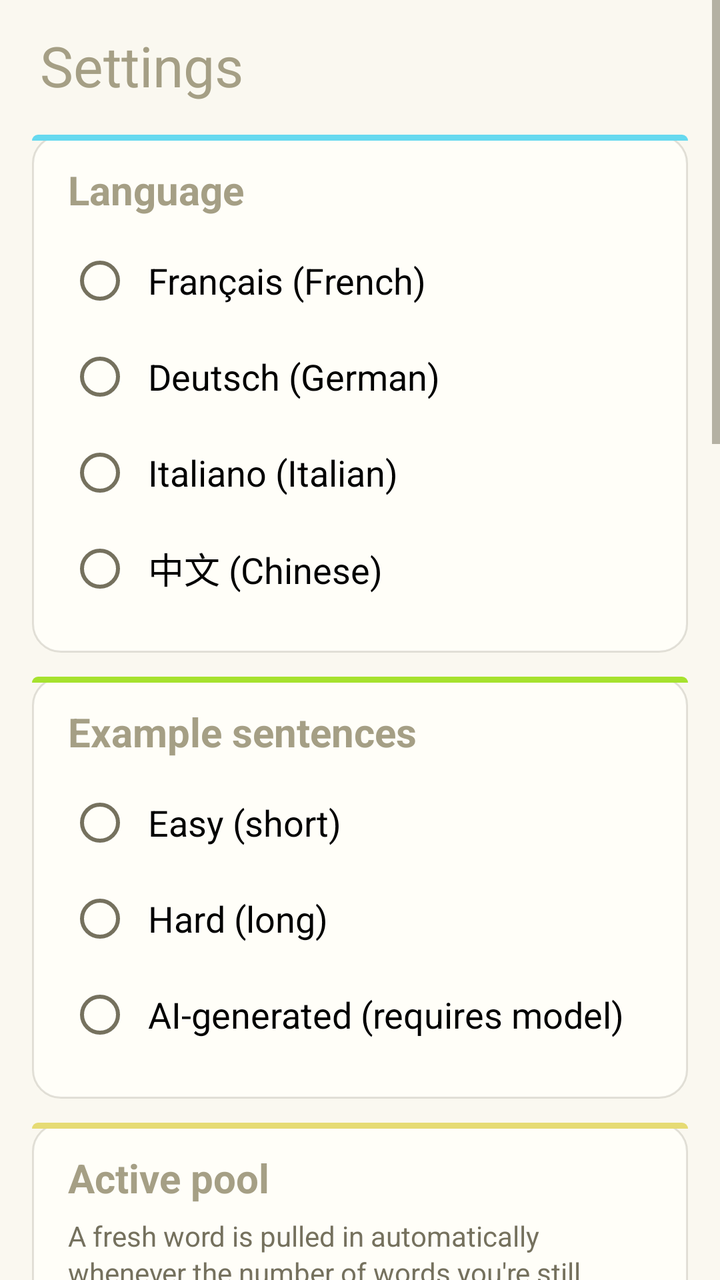
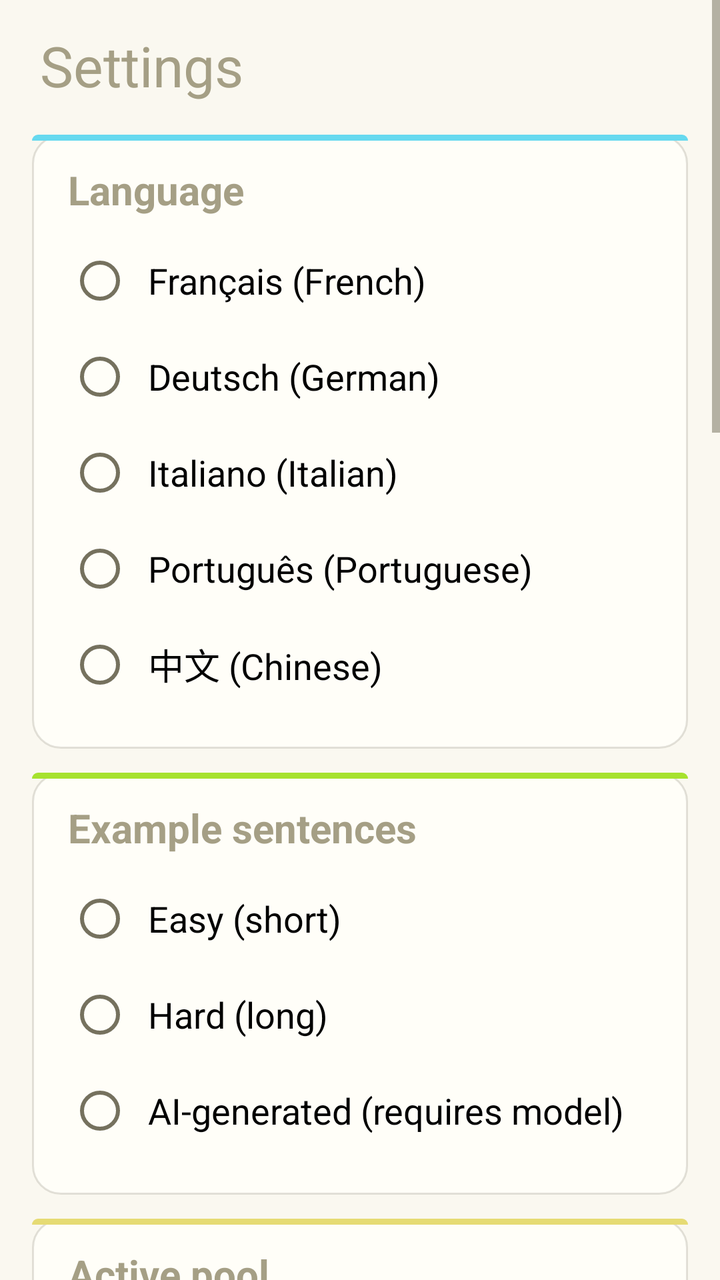

Screens rendered from an Android XML layout before and after an edit, with the pre-edit source and the edit as a unified diff.
<!-- AndroidManifest.xml: application theme Theme.MyApplication -->
<!-- res/layout/activity_settings.xml -->
<?xml version="1.0" encoding="utf-8"?>
<ScrollView xmlns:android="http://schemas.android.com/apk/res/android"
    android:layout_width="match_parent"
    android:layout_height="match_parent"
    android:fillViewport="true">

<LinearLayout
    android:id="@+id/contentRoot"
    android:layout_width="match_parent"
    android:layout_height="wrap_content"
    android:orientation="vertical"
    android:paddingHorizontal="16dp"
    android:paddingTop="14dp"
    android:paddingBottom="24dp">

    <TextView
        android:layout_width="wrap_content"
        android:layout_height="wrap_content"
        android:accessibilityHeading="true"
        android:text="Settings"
        android:textSize="28sp"
        android:layout_marginStart="4dp"
        android:layout_marginBottom="16dp" />

    
    <LinearLayout
        android:layout_width="match_parent"
        android:layout_height="wrap_content"
        android:background="@drawable/bg_card_cyan"
        android:orientation="vertical"
        android:paddingHorizontal="18dp"
        android:paddingTop="14dp"
        android:paddingBottom="18dp">

        <TextView
            android:layout_width="wrap_content"
            android:layout_height="wrap_content"
            android:accessibilityHeading="true"
            android:labelFor="@+id/languageRadioGroup"
            android:text="Language"
            android:textSize="20sp"
            android:textStyle="bold"
            android:layout_marginBottom="8dp" />

        <RadioGroup
            android:id="@+id/languageRadioGroup"
            android:layout_width="match_parent"
            android:layout_height="wrap_content">

            <RadioButton
                android:id="@+id/radioFrench"
                android:layout_width="wrap_content"
                android:layout_height="wrap_content"
                android:text="Français (French)"
                android:textSize="18sp"
                android:padding="8dp" />

            <RadioButton
                android:id="@+id/radioGerman"
                android:layout_width="wrap_content"
                android:layout_height="wrap_content"
                android:text="Deutsch (German)"
                android:textSize="18sp"
                android:padding="8dp" />

            <RadioButton
                android:id="@+id/radioItalian"
                android:layout_width="wrap_content"
                android:layout_height="wrap_content"
                android:text="Italiano (Italian)"
                android:textSize="18sp"
                android:padding="8dp" />

            <RadioButton
                android:id="@+id/radioChinese"
                android:layout_width="wrap_content"
                android:layout_height="wrap_content"
                android:text="中文 (Chinese)"
                android:textSize="18sp"
                android:padding="8dp" />
        </RadioGroup>
    </LinearLayout>

    
    <LinearLayout
        android:layout_width="match_parent"
        android:layout_height="wrap_content"
        android:layout_marginTop="12dp"
        android:background="@drawable/bg_card_green"
        android:orientation="vertical"
        android:paddingHorizontal="18dp"
        android:paddingTop="14dp"
        android:paddingBottom="18dp">

        <TextView
            android:layout_width="wrap_content"
            android:layout_height="wrap_content"
            android:accessibilityHeading="true"
            android:labelFor="@+id/sentenceSourceRadioGroup"
            android:text="Example sentences"
            android:textSize="20sp"
            android:textStyle="bold"
            android:layout_marginBottom="8dp" />

        <RadioGroup
            android:id="@+id/sentenceSourceRadioGroup"
            android:layout_width="match_parent"
            android:layout_height="wrap_content">

            <RadioButton
                android:id="@+id/radioSentenceEasy"
                android:layout_width="wrap_content"
                android:layout_height="wrap_content"
                android:text="Easy (short)"
                android:textSize="18sp"
                android:padding="8dp" />

            <RadioButton
                android:id="@+id/radioSentenceHard"
                android:layout_width="wrap_content"
                android:layout_height="wrap_content"
                android:text="Hard (long)"
                android:textSize="18sp"
                android:padding="8dp" />

            <RadioButton
                android:id="@+id/radioSentenceLlm"
                android:layout_width="wrap_content"
                android:layout_height="wrap_content"
                android:text="AI-generated (requires model)"
                android:textSize="18sp"
                android:padding="8dp" />
        </RadioGroup>
    </LinearLayout>

    
    <LinearLayout
        android:layout_width="match_parent"
        android:layout_height="wrap_content"
        android:layout_marginTop="12dp"
        android:background="@drawable/bg_card_yellow"
        android:orientation="vertical"
        android:paddingHorizontal="18dp"
        android:paddingTop="14dp"
        android:paddingBottom="18dp">

        <TextView
            android:layout_width="wrap_content"
            android:layout_height="wrap_content"
            android:accessibilityHeading="true"
            android:text="Active pool"
            android:textSize="20sp"
            android:textStyle="bold"
            android:layout_marginBottom="6dp" />

        <TextView
            android:layout_width="match_parent"
            android:layout_height="wrap_content"
            android:text="A fresh word is pulled in automatically whenever the number of words you're still learning to read dips below this. Words you've finished reading (still drilling for listening or recall) don't count."
            android:textSize="14sp"
            android:textColor="?android:attr/textColorSecondary"
            android:lineSpacingExtra="2sp" />

        
        <LinearLayout
            android:layout_width="match_parent"
            android:layout_height="wrap_content"
            android:layout_marginTop="14dp"
            android:gravity="center_vertical"
            android:orientation="horizontal">

            <TextView
                android:id="@+id/autoAddDecreaseButton"
                android:layout_width="56dp"
                android:layout_height="56dp"
                android:background="@drawable/bg_stepper_button_yellow"
                android:clickable="true"
                android:contentDescription="Decrease minimum active words"
                android:focusable="true"
                android:fontFamily="monospace"
                android:gravity="center"
                android:text="−"
                android:textColor="@color/auto_add_color"
                android:textSize="28sp"
                android:textStyle="bold" />

            <TextView
                android:id="@+id/autoAddValueText"
                android:layout_width="0dp"
                android:layout_height="wrap_content"
                android:layout_weight="1"
                android:accessibilityLiveRegion="polite"
                android:fontFamily="monospace"
                android:gravity="center"
                android:text="5"
                android:textColor="@color/auto_add_color"
                android:textSize="56sp"
                android:textStyle="bold" />

            <TextView
                android:id="@+id/autoAddIncreaseButton"
                android:layout_width="56dp"
                android:layout_height="56dp"
                android:background="@drawable/bg_stepper_button_yellow"
                android:clickable="true"
                android:contentDescription="Increase minimum active words"
                android:focusable="true"
                android:fontFamily="monospace"
                android:gravity="center"
                android:text="+"
                android:textColor="@color/auto_add_color"
                android:textSize="28sp"
                android:textStyle="bold" />
        </LinearLayout>

        <TextView
            style="@style/CardEyebrow"
            android:layout_width="match_parent"
            android:layout_marginTop="6dp"
            android:gravity="center"
            android:text="MIN WORDS IN READING · 1–20" />
    </LinearLayout>

    
    <LinearLayout
        android:layout_width="match_parent"
        android:layout_height="wrap_content"
        android:layout_marginTop="12dp"
        android:background="@drawable/bg_card_pink"
        android:orientation="vertical"
        android:paddingHorizontal="18dp"
        android:paddingTop="14dp"
        android:paddingBottom="18dp">

        <TextView
            android:layout_width="wrap_content"
            android:layout_height="wrap_content"
            android:accessibilityHeading="true"
            android:text="On-device AI"
            android:textSize="20sp"
            android:textStyle="bold"
            android:layout_marginBottom="6dp" />

        <TextView
            android:id="@+id/aiStatusText"
            android:layout_width="match_parent"
            android:layout_height="wrap_content"
            android:text="AI sentences: checking…"
            android:textSize="16sp"
            android:paddingVertical="4dp" />

        <TextView
            android:id="@+id/aiStatusDetail"
            android:layout_width="match_parent"
            android:layout_height="wrap_content"
            android:text=""
            android:textSize="12sp"
            android:textColor="?android:attr/textColorSecondary"
            android:fontFamily="monospace"
            android:visibility="gone" />

        <LinearLayout
            android:layout_width="match_parent"
            android:layout_height="wrap_content"
            android:layout_marginTop="4dp"
            android:orientation="horizontal">

            <Button
                android:id="@+id/aiDownloadButton"
                android:layout_width="wrap_content"
                android:layout_height="wrap_content"
                android:text="Download model"
                android:visibility="gone" />

            <Button
                android:id="@+id/aiCancelButton"
                android:layout_width="wrap_content"
                android:layout_height="wrap_content"
                android:text="Cancel"
                android:layout_marginStart="8dp"
                android:visibility="gone" />

            <Button
                android:id="@+id/aiRetryButton"
                android:layout_width="wrap_content"
                android:layout_height="wrap_content"
                android:text="Retry"
                android:layout_marginStart="8dp"
                android:visibility="gone" />

            <Button
                android:id="@+id/aiDeleteButton"
                android:layout_width="wrap_content"
                android:layout_height="wrap_content"
                android:text="Delete model"
                android:layout_marginStart="8dp"
                android:visibility="gone" />
        </LinearLayout>

        
        <LinearLayout
            android:layout_width="match_parent"
            android:layout_height="wrap_content"
            android:layout_marginTop="14dp"
            android:gravity="center_vertical"
            android:orientation="horizontal">

            <TextView
                android:layout_width="32dp"
                android:layout_height="wrap_content"
                android:gravity="center"
                android:text="💡"
                android:textSize="20sp" />

            <TextView
                android:layout_width="0dp"
                android:layout_height="wrap_content"
                android:layout_marginStart="10dp"
                android:layout_weight="1"
                android:lineSpacingExtra="2sp"
                android:text="The Hint button generates fresh example sentences on-device using a small AI model."
                android:textColor="?android:attr/textColorPrimary"
                android:textSize="14sp" />
        </LinearLayout>

        <LinearLayout
            android:layout_width="match_parent"
            android:layout_height="wrap_content"
            android:layout_marginTop="10dp"
            android:gravity="center_vertical"
            android:orientation="horizontal">

            <TextView
                android:layout_width="32dp"
                android:layout_height="wrap_content"
                android:gravity="center"
                android:text="📦"
                android:textSize="20sp" />

            <TextView
                android:layout_width="0dp"
                android:layout_height="wrap_content"
                android:layout_marginStart="10dp"
                android:layout_weight="1"
                android:lineSpacingExtra="2sp"
                android:text="Downloaded once (~2.6 GB), then runs locally on the device GPU — no network after that."
                android:textColor="?android:attr/textColorPrimary"
                android:textSize="14sp" />
        </LinearLayout>

        <LinearLayout
            android:layout_width="match_parent"
            android:layout_height="wrap_content"
            android:layout_marginTop="10dp"
            android:gravity="center_vertical"
            android:orientation="horizontal">

            <TextView
                android:layout_width="32dp"
                android:layout_height="wrap_content"
                android:gravity="center"
                android:text="📄"
                android:textSize="20sp" />

            <TextView
                android:layout_width="0dp"
                android:layout_height="wrap_content"
                android:layout_marginStart="10dp"
                android:layout_weight="1"
                android:lineSpacingExtra="2sp"
                android:text="Without the model, the built-in CSV sentences are used instead."
                android:textColor="?android:attr/textColorPrimary"
                android:textSize="14sp" />
        </LinearLayout>
    </LinearLayout>

    
    <LinearLayout
        android:layout_width="match_parent"
        android:layout_height="wrap_content"
        android:layout_marginTop="12dp"
        android:background="@drawable/bg_card_orange"
        android:orientation="vertical"
        android:paddingHorizontal="18dp"
        android:paddingTop="14dp"
        android:paddingBottom="18dp">

        <TextView
            android:layout_width="wrap_content"
            android:layout_height="wrap_content"
            android:accessibilityHeading="true"
            android:text="Streak"
            android:textSize="20sp"
            android:textStyle="bold"
            android:layout_marginBottom="6dp" />

        <TextView
            android:id="@+id/streakStatsText"
            android:layout_width="match_parent"
            android:layout_height="wrap_content"
            android:text=""
            android:textSize="16sp"
            android:paddingVertical="4dp" />

        <androidx.appcompat.widget.SwitchCompat
            android:id="@+id/streakReminderSwitch"
            android:layout_width="match_parent"
            android:layout_height="wrap_content"
            android:layout_marginTop="4dp"
            android:text="Daily reminder if streak is at risk"
            android:textSize="16sp"
            android:paddingVertical="4dp" />

        <LinearLayout
            android:layout_width="match_parent"
            android:layout_height="wrap_content"
            android:layout_marginTop="4dp"
            android:orientation="horizontal"
            android:gravity="center_vertical">

            <TextView
                android:layout_width="0dp"
                android:layout_height="wrap_content"
                android:layout_weight="1"
                android:text="Reminder time"
                android:textSize="16sp" />

            <Button
                android:id="@+id/streakReminderTimeButton"
                android:layout_width="wrap_content"
                android:layout_height="wrap_content"
                android:text="21:00" />
        </LinearLayout>

        <TextView
            android:layout_width="match_parent"
            android:layout_height="wrap_content"
            android:layout_marginTop="6dp"
            android:text="A notification fires at this time only when you have a streak going and haven't practiced yet today."
            android:textSize="13sp"
            android:textColor="?android:attr/textColorSecondary" />
    </LinearLayout>

    
    <LinearLayout
        android:layout_width="match_parent"
        android:layout_height="wrap_content"
        android:layout_marginTop="12dp"
        android:background="@drawable/bg_card_plain"
        android:orientation="vertical"
        android:paddingHorizontal="18dp"
        android:paddingTop="14dp"
        android:paddingBottom="18dp">

        <TextView
            android:layout_width="wrap_content"
            android:layout_height="wrap_content"
            android:accessibilityHeading="true"
            android:text="Backup &amp; restore"
            android:textSize="20sp"
            android:textStyle="bold"
            android:layout_marginBottom="6dp" />

        <TextView
            android:layout_width="match_parent"
            android:layout_height="wrap_content"
            android:text="Save all your progress — per-word stats, streak, daily counts and settings — to a file, then load it back on a new install. The downloadable AI model isn't included."
            android:textSize="14sp"
            android:textColor="?android:attr/textColorSecondary"
            android:lineSpacingExtra="2sp" />

        <LinearLayout
            android:layout_width="match_parent"
            android:layout_height="wrap_content"
            android:layout_marginTop="12dp"
            android:orientation="horizontal">

            <Button
                android:id="@+id/exportProgressButton"
                android:layout_width="0dp"
                android:layout_height="wrap_content"
                android:layout_weight="1"
                android:text="Export" />

            <Button
                android:id="@+id/importProgressButton"
                android:layout_width="0dp"
                android:layout_height="wrap_content"
                android:layout_weight="1"
                android:layout_marginStart="8dp"
                android:text="Import" />
        </LinearLayout>
    </LinearLayout>

    
    <LinearLayout
        android:layout_width="match_parent"
        android:layout_height="wrap_content"
        android:layout_marginTop="12dp"
        android:background="@drawable/bg_card_purple"
        android:orientation="vertical"
        android:paddingHorizontal="18dp"
        android:paddingTop="14dp"
        android:paddingBottom="18dp">

        <TextView
            android:layout_width="wrap_content"
            android:layout_height="wrap_content"
            android:accessibilityHeading="true"
            android:text="Reset progress"
            android:textSize="20sp"
            android:textStyle="bold"
            android:layout_marginBottom="6dp" />

        <TextView
            android:layout_width="match_parent"
            android:layout_height="wrap_content"
            android:labelFor="@+id/resetLanguageSpinner"
            android:text="Language to reset"
            android:textSize="14sp"
            android:textColor="?android:attr/textColorSecondary" />

        <Spinner
            android:id="@+id/resetLanguageSpinner"
            android:layout_width="match_parent"
            android:layout_height="wrap_content"
            android:layout_marginTop="4dp"
            android:layout_marginBottom="10dp" />

        <Button
            android:id="@+id/resetProgressButton"
            android:layout_width="wrap_content"
            android:layout_height="wrap_content"
            android:text="Reset progress"
            android:textColor="@color/on_danger"
            android:backgroundTint="@color/danger" />

        <TextView
            android:layout_width="match_parent"
            android:layout_height="wrap_content"
            android:layout_marginTop="8dp"
            android:text="Permanently deletes all learned/hard flags and quiz stats for the chosen language. This cannot be undone."
            android:textSize="13sp"
            android:textColor="?android:attr/textColorSecondary" />
    </LinearLayout>
</LinearLayout>
</ScrollView>
<!-- resources referenced by this layout -->
<resources>
  <color name="auto_add_color">#7A6300</color>
  <color name="danger">#C62828</color>
  <color name="on_danger">#FFFFFFFF</color>
  <!-- drawable bg_card_cyan (drawable) -->
  <?xml version="1.0" encoding="utf-8"?>
  <layer-list xmlns:android="http://schemas.android.com/apk/res/android">
      <item>
          <shape android:shape="rectangle">
              <corners android:radius="14dp" />
              <solid android:color="@color/card_surface" />
              <stroke android:width="1dp" android:color="@color/card_edge" />
          </shape>
      </item>
      <item android:height="3dp" android:gravity="top">
          <shape android:shape="rectangle">
              <corners
                  android:topLeftRadius="14dp"
                  android:topRightRadius="14dp" />
              <solid android:color="@color/monokai_cyan" />
          </shape>
      </item>
  </layer-list>
  <!-- drawable bg_card_pink (drawable) -->
  <?xml version="1.0" encoding="utf-8"?>
  <layer-list xmlns:android="http://schemas.android.com/apk/res/android">
      <item>
          <shape android:shape="rectangle">
              <corners android:radius="14dp" />
              <solid android:color="@color/card_surface" />
              <stroke android:width="1dp" android:color="@color/card_edge" />
          </shape>
      </item>
      <item android:height="3dp" android:gravity="top">
          <shape android:shape="rectangle">
              <corners
                  android:topLeftRadius="14dp"
                  android:topRightRadius="14dp" />
              <solid android:color="@color/monokai_pink" />
          </shape>
      </item>
  </layer-list>
  <!-- drawable bg_card_plain (drawable) -->
  <?xml version="1.0" encoding="utf-8"?>
  <shape xmlns:android="http://schemas.android.com/apk/res/android"
      android:shape="rectangle">
      <corners android:radius="14dp" />
      <solid android:color="@color/card_surface" />
      <stroke android:width="1dp" android:color="@color/card_edge" />
  </shape>
  <style name="CardEyebrow">
          <item name="android:layout_width">wrap_content</item>
          <item name="android:layout_height">wrap_content</item>
          <item name="android:fontFamily">monospace</item>
          <item name="android:textSize">11sp</item>
          <item name="android:letterSpacing">0.15</item>
          <item name="android:textStyle">bold</item>
          <item name="android:textColor">@color/card_eyebrow</item>
      </style>
  <color name="card_surface">#FFFEF8</color>
  <color name="card_edge">#33756F5E</color>
  <color name="monokai_cyan">#66D9EF</color>
  <color name="monokai_green">#A6E22E</color>
  <color name="monokai_orange">#FD971F</color>
  <color name="monokai_pink">#F92672</color>
  <color name="monokai_purple">#AE81FF</color>
  <color name="monokai_yellow">#E6DB74</color>
  <color name="card_eyebrow">#75715E</color>
  <color name="monokai_pink_dark">#C71B5C</color>
  <color name="white">#FFFFFFFF</color>
  <color name="monokai_cyan_dark">#3FB8D1</color>
  <color name="monokai_bg">#272822</color>
  <color name="cream_surface">#FAF8F0</color>
  <color name="black">#FF000000</color>
  <color name="monokai_comment">#75715E</color>
  <color name="monokai_comment_light">#A59F85</color>
  <style name="Widget.MyApplication.ActionBar" parent="Widget.AppCompat.ActionBar.Solid">
          <item name="background">@color/monokai_bg</item>
          <item name="elevation">2dp</item>
      </style>
  <!-- unchanged entries left out for length: 6 -->
</resources>

<!-- the commit's change to res/layout/activity_settings.xml (unified diff, before → after) -->
@@ -68,6 +68,14 @@
                 android:layout_width="wrap_content"
                 android:layout_height="wrap_content"
                 android:text="Italiano (Italian)"
+                android:textSize="18sp"
+                android:padding="8dp" />
+
+            <RadioButton
+                android:id="@+id/radioPortuguese"
+                android:layout_width="wrap_content"
+                android:layout_height="wrap_content"
+                android:text="Português (Portuguese)"
                 android:textSize="18sp"
                 android:padding="8dp" />
 
